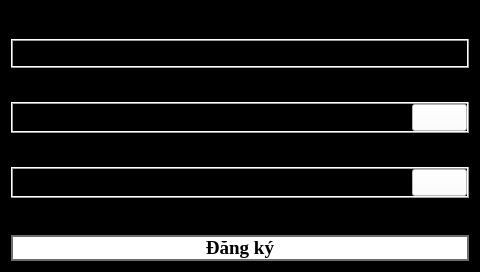
First picture: the form in ui/register_ui.ui, repository DTNS2905/App_quan_ly_python_qt_, before the edit.
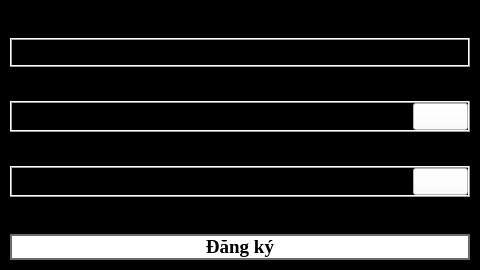
Second picture: the form after the edit. Icons and pictures are not drawn.

Patch:
```diff
--- a/ui/register_ui.ui
+++ b/ui/register_ui.ui
@@ -272,6 +272,30 @@
 
 </string>
   </property>
+  <layout class="QVBoxLayout" name="verticalLayout_2">
+   <property name="spacing">
+    <number>0</number>
+   </property>
+   <property name="leftMargin">
+    <number>0</number>
+   </property>
+   <property name="topMargin">
+    <number>0</number>
+   </property>
+   <property name="rightMargin">
+    <number>0</number>
+   </property>
+   <property name="bottomMargin">
+    <number>0</number>
+   </property>
+   <item>
+    <widget class="QFrame" name="frame">
+     <property name="frameShape">
+      <enum>QFrame::Shape::StyledPanel</enum>
+     </property>
+     <property name="frameShadow">
+      <enum>QFrame::Shadow::Raised</enum>
+     </property>
   <layout class="QVBoxLayout" name="verticalLayout">
    <item>
     <widget class="QLabel" name="username">
@@ -845,22 +869,6 @@
      </property>
     </widget>
    </item>
-   <item>
-    <spacer name="verticalSpacer">
-     <property name="orientation">
-      <enum>Qt::Orientation::Vertical</enum>
-     </property>
-     <property name="sizeType">
-      <enum>QSizePolicy::Policy::Maximum</enum>
-     </property>
-     <property name="sizeHint" stdset="0">
-      <size>
-       <width>13</width>
-       <height>11</height>
-      </size>
-     </property>
-    </spacer>
-   </item>
    <item>
     <widget class="QPushButton" name="register_button">
      <property name="sizePolicy">
@@ -892,6 +900,9 @@
      <property name="text">
       <string>Đăng ký</string>
      </property>
+       </widget>
+      </item>
+     </layout>
     </widget>
    </item>
   </layout>
```
Left out of the diff: 15 changed lines with no effect on the pictures. Lines whose indentation alone changed are shown as unchanged.
